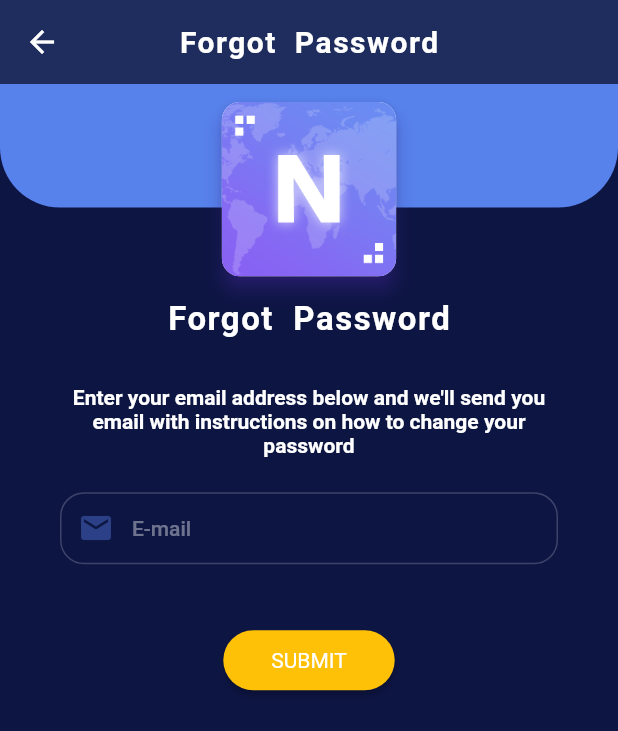
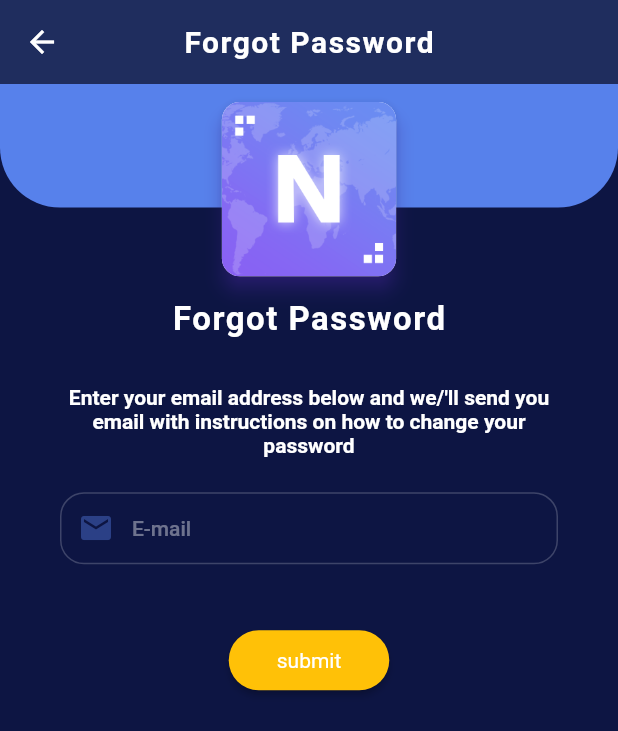
Before and after one commit to nyein2001/V-Connect, a Flutter app: the screen it shows after launch, after a tap on "Skip", after a tap on "LOGIN", after a tap on "Forgot your password?", on a phone screen of 412 x 824 dp. Shown: the top 731 px of the screen. Run offline on Flutter 3.47's test engine with Material 3 defaults, Android fonts, the phone set to English and light mode, and no system bars; our stand-ins replace cached_network_image, connectivity_plus, device_info_plus, dio, easy_localization, equatable and 19 more; missing offline and left inert: app_tracking_transparency, country_codes, dart_ping, extended_tabs, flutter_inapp_purchase, flutter_inappwebview and 3 more; accounts and stored records are empty; network calls fail.

Commit message:
enhance localization

```diff
--- a/lib/core/utils/utils.dart
+++ b/lib/core/utils/utils.dart
@@ -10,7 +10,6 @@ import 'package:in_app_update/in_app_update.dart';
 import 'package:ndialog/ndialog.dart';
 import 'package:ndvpn/core/utils/network_available.dart';
 import 'package:ndvpn/ui/components/alert_detail.dart';
-import '../providers/globals/iap_provider.dart';
 
 export 'preferences.dart';
 export 'navigations.dart';
--- a/lib/ui/screens/forgot_password_screen/forgot_password_screen.dart
+++ b/lib/ui/screens/forgot_password_screen/forgot_password_screen.dart
@@ -50,10 +50,10 @@ class ForgotPasswordScreenState extends State<ForgotPasswordScreen>
         child: Scaffold(
           appBar: AppBar(
             title: const Text(
-              "Forgot  Password",
+              "forgot_password",
               style: TextStyle(
                   fontSize: 20, letterSpacing: 1, fontWeight: FontWeight.w600),
-            ),
+            ).tr(),
           ),
           body: Stack(children: [
             Container(
@@ -88,21 +88,22 @@ class ForgotPasswordScreenState extends State<ForgotPasswordScreen>
                                     child: Image.asset(Assets.logo_png,
                                         filterQuality: FilterQuality.medium)))),
                         const SizedBox(height: 16),
-                        const Text('Forgot  Password',
+                        const Text('forgot_password',
                                 style: TextStyle(
                                     fontSize: 22,
                                     letterSpacing: 1,
-                                fontWeight: FontWeight.w600)),
+                                    fontWeight: FontWeight.w600))
+                            .tr(),
                         const SizedBox(height: 16),
-                        const Padding(
-                          padding: EdgeInsets.only(top: 15),
+                        Padding(
+                          padding: const EdgeInsets.only(top: 15),
                           child: Center(
-                            child: Text(
-                              "Enter your email address below and we'll send you email with instructions on how to change your password",
+                            child: const Text(
+                              "forget_password_text",
                               textAlign: TextAlign.center,
                               style: TextStyle(
                                   fontSize: 14, fontWeight: FontWeight.w600),
-                            ),
+                            ).tr(),
                           ),
                         )
                       ],
@@ -141,7 +142,7 @@ class ForgotPasswordScreenState extends State<ForgotPasswordScreen>
                                 vertical: 12, horizontal: 32),
                             shape: const StadiumBorder(),
                           ),
-                          child: Text('SUBMIT',
+                          child: Text('submit',
                                   style: Theme.of(context)
                                       .textTheme
                                       .bodyLarge
@@ -149,7 +150,8 @@ class ForgotPasswordScreenState extends State<ForgotPasswordScreen>
                                           color: Theme.of(context)
                                               .colorScheme
                                               .onPrimary,
-                                      fontWeight: FontWeight.w400)),
+                                          fontWeight: FontWeight.w400))
+                              .tr(),
                         )),
                   ],
                 ),
--- a/lib/ui/screens/login_screen/login_screen.dart
+++ b/lib/ui/screens/login_screen/login_screen.dart
@@ -7,6 +7,7 @@ import 'package:ndvpn/assets.dart';
 import 'package:ndvpn/core/models/user_login_req.dart';
 import 'package:ndvpn/core/providers/globals/iap_provider.dart';
 import 'package:ndvpn/core/resources/colors.dart';
+import 'package:ndvpn/core/resources/environment.dart';
 import 'package:ndvpn/core/utils/config.dart';
 import 'package:ndvpn/core/utils/constant.dart';
 import 'package:ndvpn/core/utils/utils.dart';
@@ -54,7 +55,7 @@ class _LoginScreenState extends State<LoginScreen> with _LoginScreenMixin {
                               child: Image.asset(Assets.logo_png,
                                   filterQuality: FilterQuality.medium)))),
                   const SizedBox(height: 12),
-                  Text('ND VPN',
+                  Text(appName,
                       style: Theme.of(context)
                           .textTheme
                           .titleLarge
@@ -68,7 +69,7 @@ class _LoginScreenState extends State<LoginScreen> with _LoginScreenMixin {
                 child: Column(
                   children: [
                     RegisterTextFormFieldWidget(
-                      hintText: 'E-mail',
+                      hintText: 'email'.tr(),
                       prefixIcon: Icons.email,
                       controller: _emailController,
                       autofillHints: const [AutofillHints.email],
@@ -77,7 +78,7 @@ class _LoginScreenState extends State<LoginScreen> with _LoginScreenMixin {
                       validator: isEmailValid,
                     ),
                     RegisterTextFormFieldWidget(
-                      hintText: 'Password',
+                      hintText: 'password'.tr(),
                       prefixIcon: Icons.remove_red_eye_rounded,
                       controller: _passwordController,
                       obscure: true,
@@ -108,10 +109,15 @@ class _LoginScreenState extends State<LoginScreen> with _LoginScreenMixin {
                         vertical: 14, horizontal: 42),
                     shape: const StadiumBorder(),
                   ),
-                  child: Text('LOGIN',
-                      style: Theme.of(context).textTheme.bodyLarge?.copyWith(
-                          color: Theme.of(context).colorScheme.onPrimary,
-                          fontWeight: FontWeight.w400)),
+                  child: Text('button_text_login',
+                          style: Theme.of(context)
+                              .textTheme
+                              .bodyLarge
+                              ?.copyWith(
+                                  color:
+                                      Theme.of(context).colorScheme.onPrimary,
+                                  fontWeight: FontWeight.w400))
+                      .tr(),
                 ),
                 ElevatedButton(
                   onPressed: () async =>
@@ -122,10 +128,15 @@ class _LoginScreenState extends State<LoginScreen> with _LoginScreenMixin {
                         vertical: 14, horizontal: 42),
                     shape: const StadiumBorder(),
                   ),
-                  child: Text('SKIP',
-                      style: Theme.of(context).textTheme.bodyLarge?.copyWith(
-                          color: Theme.of(context).colorScheme.onPrimary,
-                          fontWeight: FontWeight.w400)),
+                  child: Text('button_text_skip',
+                          style: Theme.of(context)
+                              .textTheme
+                              .bodyLarge
+                              ?.copyWith(
+                                  color:
+                                      Theme.of(context).colorScheme.onPrimary,
+                                  fontWeight: FontWeight.w400))
+                      .tr(),
                 ),
               ],
             ),
@@ -138,7 +149,7 @@ class _LoginScreenState extends State<LoginScreen> with _LoginScreenMixin {
                   },
                   child: Text.rich(
                     TextSpan(
-                      text: "Forgot your password? ",
+                      text: "forgot_password_question".tr(),
                       style: Theme.of(context).textTheme.labelLarge,
                     ),
                   )),
@@ -154,7 +165,7 @@ class _LoginScreenState extends State<LoginScreen> with _LoginScreenMixin {
                     },
                     child: Text.rich(
                       TextSpan(
-                        text: "Don't have have an account? ",
+                        text: "dont_have_an_account".tr(),
                         style: Theme.of(context).textTheme.labelLarge,
                         children: [
                           TextSpan(
--- a/lib/ui/screens/login_screen/widgets/google_signin_button.dart
+++ b/lib/ui/screens/login_screen/widgets/google_signin_button.dart
@@ -62,9 +62,9 @@ class GoogleSignInButtonState extends State<GoogleSignInButton> {
                     Padding(
                       padding: const EdgeInsets.only(left: 10),
                       child: Text(
-                        'Login With Gmail',
+                        'google_login',
                         style: Theme.of(context).textTheme.labelLarge,
-                      ),
+                      ).tr(),
                     )
                   ],
                 ),
--- a/lib/ui/screens/redeem/mixin/redeem_mixin.dart
+++ b/lib/ui/screens/redeem/mixin/redeem_mixin.dart
@@ -143,7 +143,7 @@ mixin _RedeemMixin on State<RedeemScreen> {
           Row(
             mainAxisAlignment: MainAxisAlignment.spaceEvenly,
             children: [
-              const Text('Perks:'),
+              const Text('perks').tr(),
               const SizedBox(
                 width: 10,
               ),
@@ -159,7 +159,7 @@ mixin _RedeemMixin on State<RedeemScreen> {
           Row(
             mainAxisAlignment: MainAxisAlignment.spaceEvenly,
             children: [
-              const Text('Valid Until:'),
+              const Text('valid_until').tr(),
               const SizedBox(
                 width: 10,
               ),
--- a/lib/ui/screens/register_screen/register_screen.dart
+++ b/lib/ui/screens/register_screen/register_screen.dart
@@ -10,6 +10,7 @@ import 'package:ndialog/ndialog.dart';
 import 'package:ndvpn/assets.dart';
 import 'package:ndvpn/core/https/sign_http/register_http.dart';
 import 'package:ndvpn/core/resources/colors.dart';
+import 'package:ndvpn/core/resources/environment.dart';
 import 'package:ndvpn/core/utils/constant.dart';
 import 'package:ndvpn/core/utils/utils.dart';
 import 'package:ndvpn/ui/screens/login_screen/login_screen.dart';
@@ -95,7 +96,7 @@ class _RegisterScreenState extends State<RegisterScreen>
                                 child: Image.asset(Assets.logo_png,
                                     filterQuality: FilterQuality.medium)))),
                     const SizedBox(height: 12),
-                    Text('ND VPN',
+                    Text(appName,
                         style: Theme.of(context)
                             .textTheme
                             .titleLarge
```
Also changed, not shown: assets/languages/en.json (+40 -1 lines), assets/languages/id.json (+40 -1 lines), lib/ui/components/logout_alert.dart (+5 -4 lines), lib/ui/screens/earn_point/earn_point_screen.dart (+11 -11 lines), lib/ui/screens/edit_profile/edit_profile_screen.dart (+11 -11 lines), lib/ui/screens/main_screen.dart (+8 -20 lines), lib/ui/screens/profile_screen.dart (+16 -14 lines), lib/ui/screens/reward/fragment/reward_current_fragment.dart (+11 -11 lines), lib/ui/screens/reward/fragment/withdrawal_history_fragment.dart (+11 -11 lines), lib/ui/screens/reward/reward_screen.dart (+12 -37 lines), lib/ui/screens/spin_wheel/lucky_wheel_screen.dart (+18 -13 lines), lib/ui/screens/verify_screen/verification_screen.dart (+10 -8 lines). Lines whose indentation alone changed are shown as unchanged.
